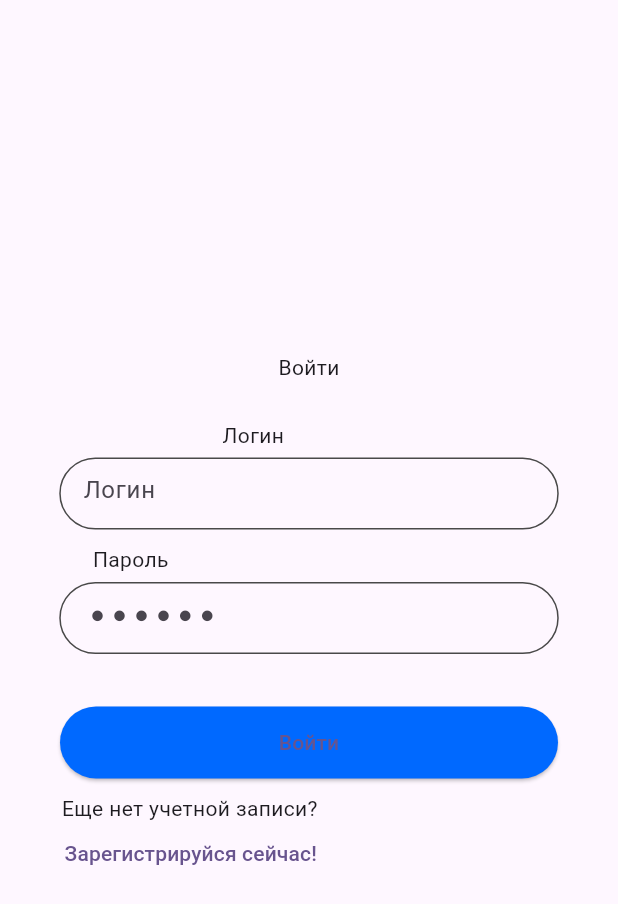
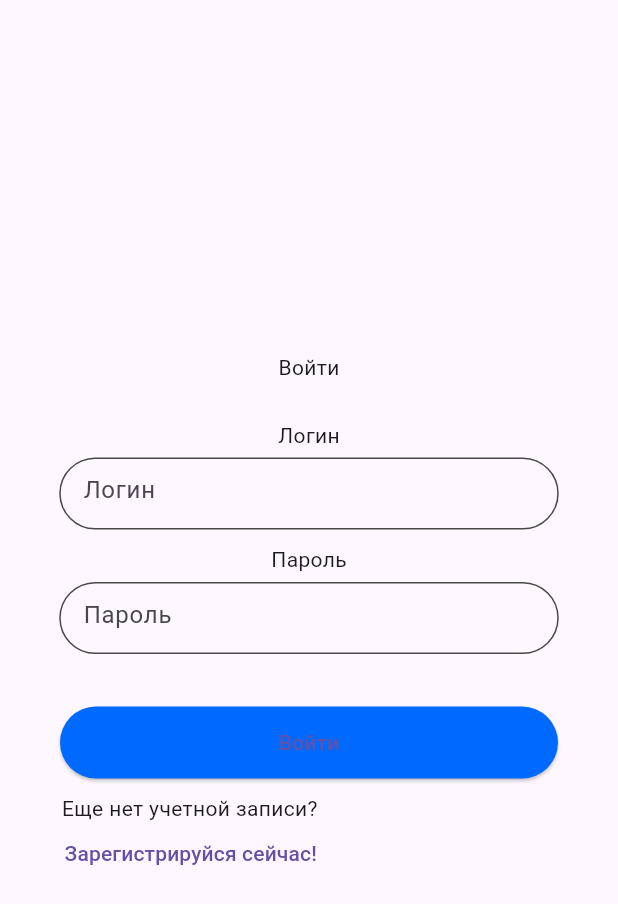
Before and after one commit to nurseminov/login_app, a Flutter app: the screen it shows after launch, on a phone screen of 412 x 824 dp. Shown: the top 904 px of the screen. Run offline on Flutter 3.47's test engine with Material 3 defaults, Android fonts, the phone set to English and light mode, and no system bars; our stand-ins replace shared_preferences.

Commit message:
second commit

```diff
--- a/lib/main.dart
+++ b/lib/main.dart
@@ -1,89 +1,26 @@
 import 'package:authorization_neobis/screens/login_screen.dart';
-// import 'package:authorization_neobis/screens/registartion_screen.dart';
 import 'package:flutter/material.dart';
-
+import 'package:shared_preferences/shared_preferences.dart';
 void main() {
   runApp(const MyApp());
 }
 
+SharedPreferences? localStorage;
+
+TextEditingController emailController = TextEditingController();
+TextEditingController pwdController = TextEditingController();
+
 class MyApp extends StatelessWidget {
   const MyApp({super.key});
-  @override
-  Widget build(BuildContext context) {
-    return MaterialApp(
-      title: 'Flutter Demo',
-      theme: ThemeData(
-        colorScheme: ColorScheme.fromSeed(seedColor: Colors.deepPurple),
-        useMaterial3: true,
-      ),
-      home: const LoginScreen(),
-    );
-  }
-}
 
-class MyHomePage extends StatefulWidget {
-  const MyHomePage({super.key, required this.title});
-
-  final String title;
-
-  @override
-  State<MyHomePage> createState() => _MyHomePageState();
-}
-
-class _MyHomePageState extends State<MyHomePage> {
-  int _counter = 0;
-
-  void _incrementCounter() {
-    setState(() {
-      _counter++;
-    });
+  static Future init() async {
+    localStorage = await SharedPreferences.getInstance();
   }
 
   @override
   Widget build(BuildContext context) {
-
-    return Scaffold(
-      appBar: AppBar(
-
-        backgroundColor: Theme.of(context).colorScheme.inversePrimary,
-        // Here we take the value from the MyHomePage object that was created by
-        // the App.build method, and use it to set our appbar title.
-        title: Text(widget.title),
-      ),
-      body: Center(
-        // Center is a layout widget. It takes a single child and positions it
-        // in the middle of the parent.
-        child: Column(
-          // Column is also a layout widget. It takes a list of children and
-          // arranges them vertically. By default, it sizes itself to fit its
-          // children horizontally, and tries to be as tall as its parent.
-          //
-          // Column has various properties to control how it sizes itself and
-          // how it positions its children. Here we use mainAxisAlignment to
-          // center the children vertically; the main axis here is the vertical
-          // axis because Columns are vertical (the cross axis would be
-          // horizontal).
-          //
-          // TRY THIS: Invoke "debug painting" (choose the "Toggle Debug Paint"
-          // action in the IDE, or press "p" in the console), to see the
-          // wireframe for each widget.
-          mainAxisAlignment: MainAxisAlignment.center,
-          children: <Widget>[
-            const Text(
-              'You have pushed the button this many times:',
-            ),
-            Text(
-              '$_counter',
-              style: Theme.of(context).textTheme.headlineMedium,
-            ),
-          ],
-        ),
-      ),
-      floatingActionButton: FloatingActionButton(
-        onPressed: _incrementCounter,
-        tooltip: 'Increment',
-        child: const Icon(Icons.add),
-      ), // This trailing comma makes auto-formatting nicer for build methods.
+    return const MaterialApp(
+      home: LoginScreen(),
     );
   }
 }
--- a/lib/screens/login_screen.dart
+++ b/lib/screens/login_screen.dart
@@ -1,9 +1,13 @@
+import 'package:authorization_neobis/main.dart';
+import 'package:authorization_neobis/screens/home_page.dart';
 import 'package:authorization_neobis/screens/registartion_screen.dart';
-import 'package:authorization_neobis/widgets/text_field_widget.dart';
+import 'package:authorization_neobis/widgets/login_text_field.dart';
+import 'package:authorization_neobis/widgets/password_text_field.dart';
 import 'package:flutter/material.dart';
 
 class LoginScreen extends StatelessWidget {
   const LoginScreen({super.key});
+
 
   @override
   Widget build(BuildContext context) {
@@ -18,15 +22,19 @@ class LoginScreen extends StatelessWidget {
                 const Text('Войти',
               ),
               const SizedBox(height: 25,),
-              const Text('Логин                    ',
+              const Text('Логин',
               ),
               const SizedBox(height: 5,),
-              const TextFieldWidget(hintText: 'Логин',),
+
+               const LoginTextField(),
+
               const SizedBox(height: 10,),
-              const Text('  Пароль                                                                  ',
+              const Text('Пароль',
               ),
               const SizedBox(height: 5,),
-              const TextFieldWidget(hintText: ' ● ● ● ● ● ● ',),
+
+              const PasswordTextField(),
+
               const SizedBox(
                 height: 35,
                 ),
@@ -38,7 +46,10 @@ class LoginScreen extends StatelessWidget {
                     backgroundColor: const Color.fromRGBO(0, 105, 255, 1),
                     ),
                     onPressed: (){
-
+                       Navigator.push(
+                               context,
+                               MaterialPageRoute(builder: (context) => const MyHomePage()),
+                              );
                       },
                       child:  const Text('Войти',
                     ),
@@ -71,3 +82,10 @@ class LoginScreen extends StatelessWidget {
     );
   }
 }
+
+save() async {
+  await MyApp.init();
+  localStorage?.setString('Логин', emailController.text.toString());
+  localStorage?.setString('Пароль', pwdController.text.toString());
+
+}
--- /dev/null
+++ b/lib/widgets/login_text_field.dart
@@ -0,0 +1,32 @@
+import 'package:authorization_neobis/main.dart';
+import 'package:flutter/material.dart';
+
+class LoginTextField extends StatelessWidget {
+  const LoginTextField({
+    super.key,
+  });
+
+  @override
+  Widget build(BuildContext context) {
+    return SizedBox(
+       height: 48,
+       width: 333,
+       child: TextField(
+
+         controller: emailController,
+
+         decoration: InputDecoration(
+           focusedBorder: OutlineInputBorder(
+             borderRadius: BorderRadius.circular(30),
+             borderSide: const BorderSide(color: Colors.black),
+           ),
+           enabledBorder: OutlineInputBorder(
+             borderRadius: BorderRadius.circular(30),
+             borderSide: const BorderSide(color: Color.fromARGB(255, 73, 73, 73)),
+             ),
+           hintText: 'Логин',
+         ),
+       ),
+     );
+  }
+}
--- /dev/null
+++ b/lib/widgets/password_text_field.dart
@@ -0,0 +1,32 @@
+import 'package:authorization_neobis/main.dart';
+import 'package:flutter/material.dart';
+
+class PasswordTextField extends StatelessWidget {
+  const PasswordTextField({
+    super.key,
+  });
+
+  @override
+  Widget build(BuildContext context) {
+    return SizedBox(
+       height: 48,
+       width: 333,
+       child: TextField(
+
+         controller: pwdController,
+
+         decoration: InputDecoration(
+           focusedBorder: OutlineInputBorder(
+             borderRadius: BorderRadius.circular(30),
+             borderSide: const BorderSide(color: Colors.black),
+           ),
+           enabledBorder: OutlineInputBorder(
+             borderRadius: BorderRadius.circular(30),
+             borderSide: const BorderSide(color: Color.fromARGB(255, 73, 73, 73)),
+             ),
+           hintText: 'Пароль',
+         ),
+       ),
+     );
+  }
+}
--- a/lib/widgets/text_field_widget.dart
+++ /dev/null
@@ -1,30 +0,0 @@
-import 'package:flutter/material.dart';
-
-class TextFieldWidget extends StatelessWidget {
-  const TextFieldWidget({
-     super.key, required this.hintText
-  });
-
-  final String hintText;
-
-  @override
-  Widget build(BuildContext context) {
-    return SizedBox(
-      height: 48,
-      width: 333,
-      child: TextField(
-        decoration: InputDecoration(
-          focusedBorder: OutlineInputBorder(
-            borderRadius: BorderRadius.circular(30),
-            borderSide: const BorderSide(color: Colors.black),
-          ),
-          enabledBorder: OutlineInputBorder(
-            borderRadius: BorderRadius.circular(30),
-            borderSide: const BorderSide(color: Color.fromARGB(255, 73, 73, 73)),
-            ),
-          hintText: hintText,
-        ),
-      ),
-    );
-  }
-}
--- a/pubspec.yaml
+++ b/pubspec.yaml
@@ -35,6 +35,10 @@ dependencies:
   # The following adds the Cupertino Icons font to your application.
   # Use with the CupertinoIcons class for iOS style icons.
   cupertino_icons: ^1.0.6
+  shared_preferences: ^2.2.3
+  flutter_bloc: ^8.1.5
+  bloc: ^8.1.4
+  equatable: ^2.0.5
 
 dev_dependencies:
   flutter_test:
```
Also changed, not shown: lib/screens/home_page.dart (+30 -0 lines), lib/screens/registartion_screen.dart (+18 -5 lines), pubspec.lock, 1 other file.
